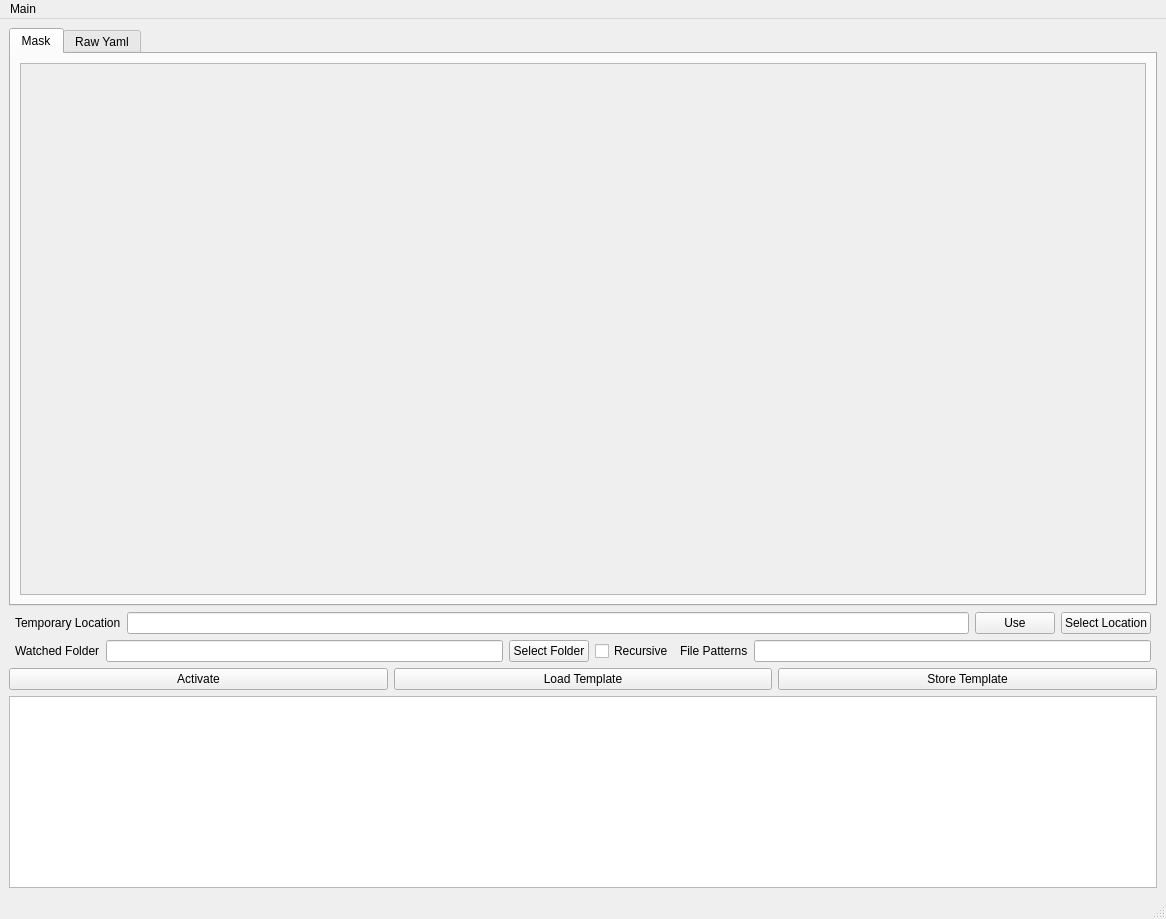
This is autotag_metadata/ui/main_window.ui in echemdb/autotag-metadata as Qt 5 draws it before an edit. The edited form follows.
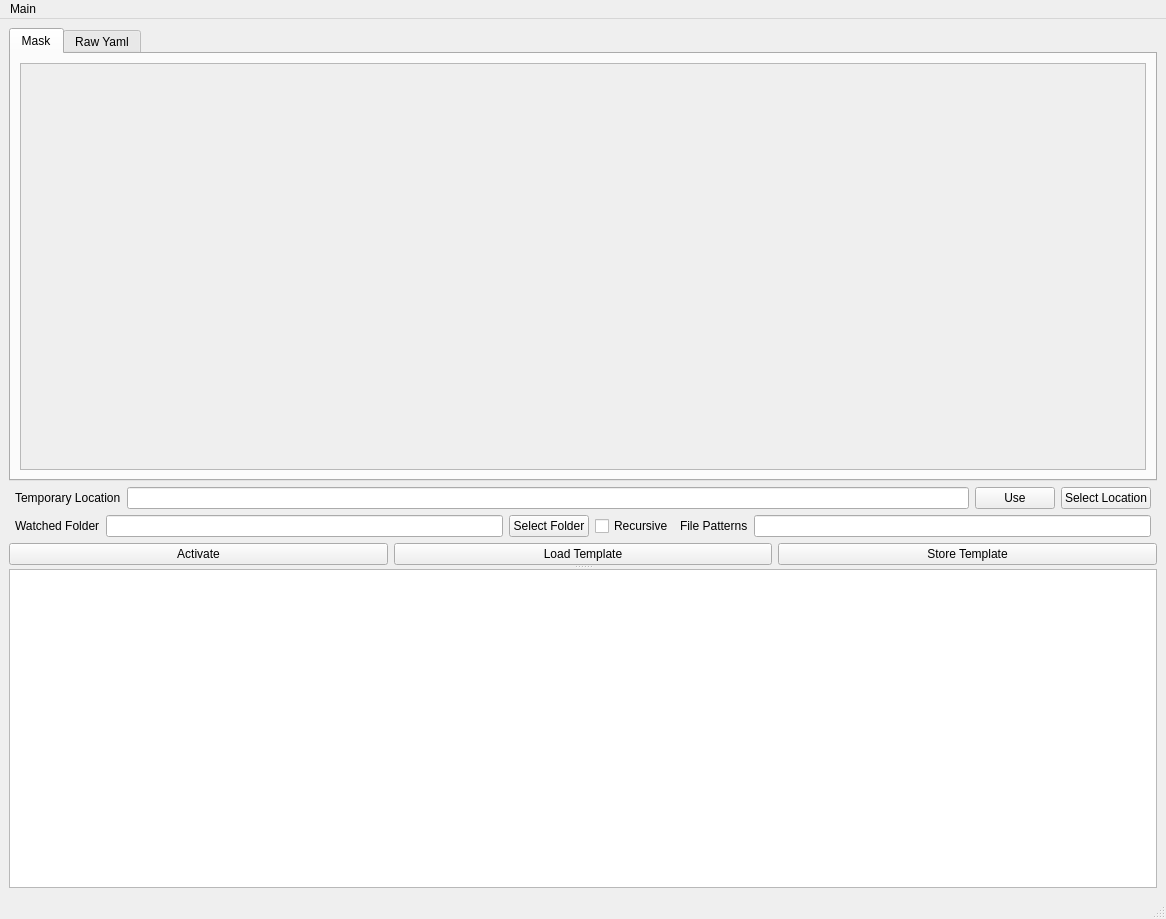
This is the edited form.

Commit message: make log field resizeable

The edit to the form file:
```diff
--- a/autotag_metadata/ui/main_window.ui
+++ b/autotag_metadata/ui/main_window.ui
@@ -16,12 +16,23 @@
   <widget class="QWidget" name="centralwidget">
    <layout class="QGridLayout" name="gridLayout">
     <item row="0" column="0">
+     <widget class="QSplitter" name="splitter">
+      <property name="orientation">
+       <enum>Qt::Orientation::Vertical</enum>
+      </property>
+      <widget class="QWidget" name="">
      <layout class="QVBoxLayout" name="verticalLayout">
       <property name="sizeConstraint">
-       <enum>QLayout::SizeConstraint::SetNoConstraint</enum>
+         <enum>QLayout::SizeConstraint::SetDefaultConstraint</enum>
       </property>
       <item>
        <widget class="QTabWidget" name="tabWidget">
+          <property name="sizePolicy">
+           <sizepolicy hsizetype="Expanding" vsizetype="Expanding">
+            <horstretch>0</horstretch>
+            <verstretch>0</verstretch>
+           </sizepolicy>
+          </property>
         <property name="tabShape">
          <enum>QTabWidget::TabShape::Rounded</enum>
         </property>
@@ -38,7 +49,7 @@
          <attribute name="title">
           <string>Mask</string>
          </attribute>
-         <layout class="QHBoxLayout" name="horizontalLayout">
+           <layout class="QVBoxLayout" name="verticalLayout_2">
           <item>
            <widget class="QScrollArea" name="scrollArea">
             <property name="widgetResizable">
@@ -50,7 +61,7 @@
                <x>0</x>
                <y>0</y>
                <width>1122</width>
-               <height>501</height>
+                 <height>356</height>
               </rect>
              </property>
              <layout class="QVBoxLayout" name="verticalLayout_3"/>
@@ -92,6 +103,9 @@
         <property name="spacing">
          <number>6</number>
         </property>
+          <property name="sizeConstraint">
+           <enum>QLayout::SizeConstraint::SetFixedSize</enum>
+          </property>
         <property name="leftMargin">
          <number>6</number>
         </property>
@@ -138,6 +152,9 @@
       </item>
       <item>
        <layout class="QHBoxLayout" name="horizontalLayout_4">
+          <property name="sizeConstraint">
+           <enum>QLayout::SizeConstraint::SetFixedSize</enum>
+          </property>
         <property name="leftMargin">
          <number>6</number>
         </property>
@@ -196,6 +213,9 @@
       </item>
       <item>
        <layout class="QHBoxLayout" name="horizontalLayout_3">
+          <property name="sizeConstraint">
+           <enum>QLayout::SizeConstraint::SetFixedSize</enum>
+          </property>
         <item>
          <widget class="QPushButton" name="btnActivate">
           <property name="autoFillBackground">
@@ -231,10 +251,11 @@
         </item>
        </layout>
       </item>
-      <item>
+       </layout>
+      </widget>
        <widget class="QPlainTextEdit" name="pteLogging">
         <property name="sizePolicy">
-         <sizepolicy hsizetype="Expanding" vsizetype="Fixed">
+        <sizepolicy hsizetype="Expanding" vsizetype="Expanding">
           <horstretch>0</horstretch>
           <verstretch>0</verstretch>
          </sizepolicy>
@@ -243,8 +264,7 @@
          <bool>true</bool>
         </property>
        </widget>
-      </item>
-     </layout>
+     </widget>
     </item>
    </layout>
   </widget>
```
Lines whose indentation alone changed are shown as unchanged.
